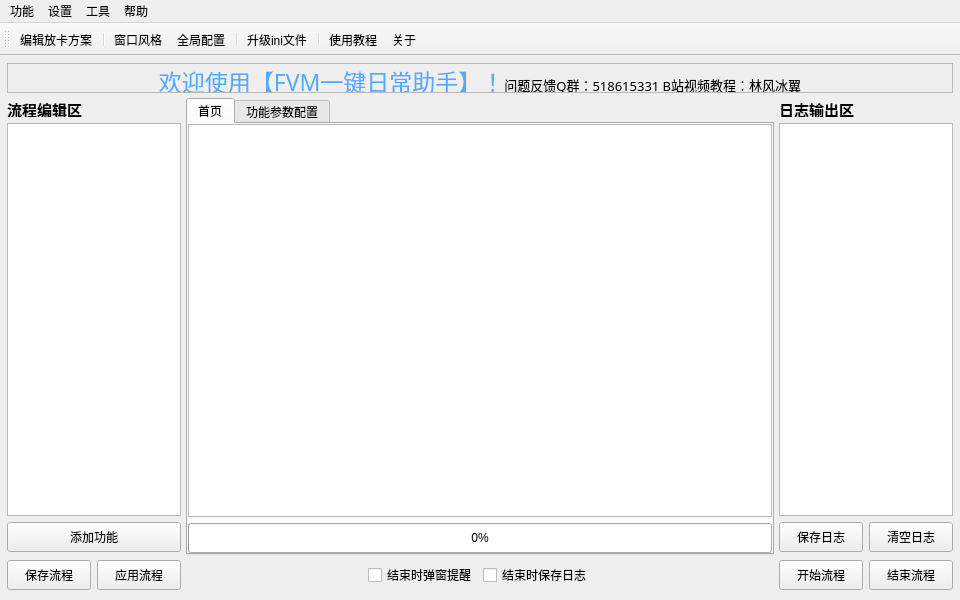
Old version of the form AppImplement/UIFiles/MyMainWindow.ui in the repository LinFeng-BingYi/FVM_Backstage_Assistant_LFBY.
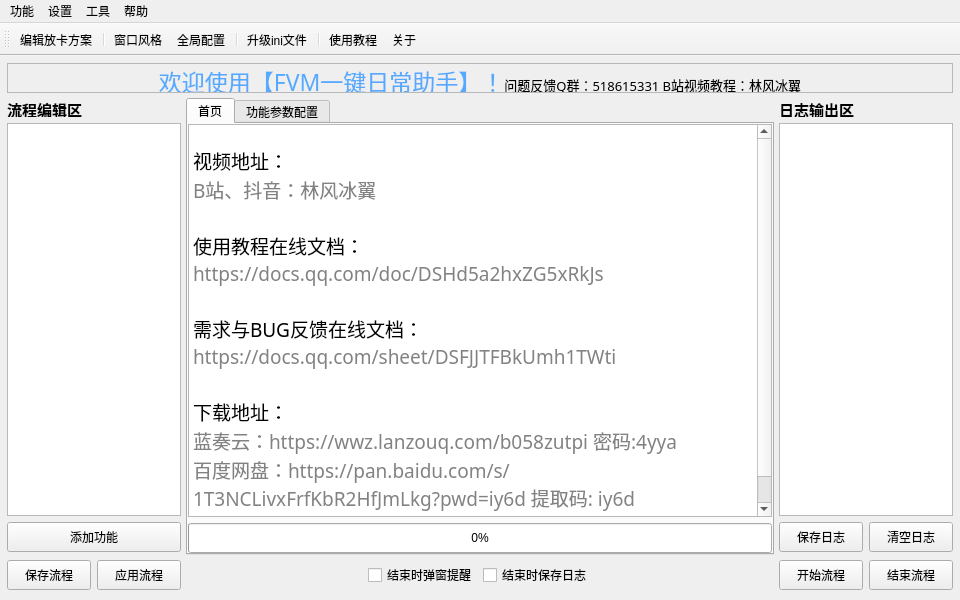
New version of the form. Custom widgets are drawn as their Qt base class.

Commit message: 新增主界面首页tab页的内容: 教程地址、下载地址; 修复[公会副本]功能点击创建房间后，会自动跳转美味岛导致两个账号区服不一致进而无法邀请2P的问题

```diff
--- a/AppImplement/UIFiles/MyMainWindow.ui
+++ b/AppImplement/UIFiles/MyMainWindow.ui
@@ -222,13 +222,44 @@
             <number>0</number>
            </property>
            <item>
-            <widget class="QPlainTextEdit" name="plainTextEdit_changelog">
+            <widget class="QTextEdit" name="textEdit_changelog">
              <property name="minimumSize">
               <size>
                <width>560</width>
                <height>0</height>
               </size>
              </property>
+             <property name="font">
+              <font>
+               <family>黑体</family>
+              </font>
+             </property>
+             <property name="readOnly">
+              <bool>true</bool>
+             </property>
+             <property name="html">
+              <string>&lt;!DOCTYPE HTML PUBLIC &quot;-//W3C//DTD HTML 4.0//EN&quot; &quot;http://www.w3.org/TR/REC-html40/strict.dtd&quot;&gt;
+&lt;html&gt;&lt;head&gt;&lt;meta name=&quot;qrichtext&quot; content=&quot;1&quot; /&gt;&lt;meta charset=&quot;utf-8&quot; /&gt;&lt;style type=&quot;text/css&quot;&gt;
+p, li { white-space: pre-wrap; }
+hr { height: 1px; border-width: 0; }
+li.unchecked::marker { content: &quot;\2610&quot;; }
+li.checked::marker { content: &quot;\2612&quot;; }
+&lt;/style&gt;&lt;/head&gt;&lt;body style=&quot; font-family:'黑体'; font-size:9pt; font-weight:400; font-style:normal;&quot;&gt;
+&lt;p style=&quot;-qt-paragraph-type:empty; margin-top:0px; margin-bottom:0px; margin-left:0px; margin-right:0px; -qt-block-indent:0; text-indent:0px; font-family:'仿宋';&quot;&gt;&lt;br /&gt;&lt;/p&gt;
+&lt;p style=&quot; margin-top:0px; margin-bottom:0px; margin-left:0px; margin-right:0px; -qt-block-indent:0; text-indent:0px;&quot;&gt;&lt;span style=&quot; font-family:'Microsoft YaHei UI'; font-size:14pt;&quot;&gt;视频地址：&lt;/span&gt;&lt;/p&gt;
+&lt;p style=&quot; margin-top:0px; margin-bottom:0px; margin-left:0px; margin-right:0px; -qt-block-indent:0; text-indent:0px;&quot;&gt;&lt;span style=&quot; font-family:'Microsoft YaHei UI'; font-size:14pt; color:#828282;&quot;&gt;B站、抖音：林风冰翼&lt;/span&gt;&lt;/p&gt;
+&lt;p style=&quot;-qt-paragraph-type:empty; margin-top:0px; margin-bottom:0px; margin-left:0px; margin-right:0px; -qt-block-indent:0; text-indent:0px; font-family:'Microsoft YaHei UI'; font-size:14pt;&quot;&gt;&lt;br /&gt;&lt;/p&gt;
+&lt;p style=&quot; margin-top:0px; margin-bottom:0px; margin-left:0px; margin-right:0px; -qt-block-indent:0; text-indent:0px;&quot;&gt;&lt;span style=&quot; font-family:'Microsoft YaHei UI'; font-size:14pt;&quot;&gt;使用教程在线文档：&lt;/span&gt;&lt;/p&gt;
+&lt;p style=&quot; margin-top:0px; margin-bottom:0px; margin-left:0px; margin-right:0px; -qt-block-indent:0; text-indent:0px;&quot;&gt;&lt;span style=&quot; font-family:'Microsoft YaHei UI'; font-size:14pt; color:#828282;&quot;&gt;https://docs.qq.com/doc/DSHd5a2hxZG5xRkJs&lt;/span&gt;&lt;/p&gt;
+&lt;p style=&quot;-qt-paragraph-type:empty; margin-top:0px; margin-bottom:0px; margin-left:0px; margin-right:0px; -qt-block-indent:0; text-indent:0px; font-family:'Microsoft YaHei UI'; font-size:14pt;&quot;&gt;&lt;br /&gt;&lt;/p&gt;
+&lt;p style=&quot; margin-top:0px; margin-bottom:0px; margin-left:0px; margin-right:0px; -qt-block-indent:0; text-indent:0px;&quot;&gt;&lt;span style=&quot; font-family:'Microsoft YaHei UI'; font-size:14pt;&quot;&gt;需求与BUG反馈在线文档：&lt;/span&gt;&lt;/p&gt;
+&lt;p style=&quot; margin-top:0px; margin-bottom:0px; margin-left:0px; margin-right:0px; -qt-block-indent:0; text-indent:0px;&quot;&gt;&lt;span style=&quot; font-family:'Microsoft YaHei UI'; font-size:14pt; color:#828282;&quot;&gt;https://docs.qq.com/sheet/DSFJJTFBkUmh1TWti&lt;/span&gt;&lt;/p&gt;
+&lt;p style=&quot;-qt-paragraph-type:empty; margin-top:0px; margin-bottom:0px; margin-left:0px; margin-right:0px; -qt-block-indent:0; text-indent:0px; font-family:'Microsoft YaHei UI'; font-size:14pt;&quot;&gt;&lt;br /&gt;&lt;/p&gt;
+&lt;p style=&quot; margin-top:0px; margin-bottom:0px; margin-left:0px; margin-right:0px; -qt-block-indent:0; text-indent:0px;&quot;&gt;&lt;span style=&quot; font-size:14pt;&quot;&gt;下载地址：&lt;/span&gt;&lt;/p&gt;
+&lt;p style=&quot; margin-top:0px; margin-bottom:0px; margin-left:0px; margin-right:0px; -qt-block-indent:0; text-indent:0px;&quot;&gt;&lt;span style=&quot; font-size:14pt; color:#828282;&quot;&gt;蓝奏云：https://wwz.lanzouq.com/b058zutpi 密码:4yya&lt;/span&gt;&lt;/p&gt;
+&lt;p style=&quot; margin-top:0px; margin-bottom:0px; margin-left:0px; margin-right:0px; -qt-block-indent:0; text-indent:0px;&quot;&gt;&lt;span style=&quot; font-size:14pt; color:#828282;&quot;&gt;百度网盘：https://pan.baidu.com/s/1T3NCLivxFrfKbR2HfJmLkg?pwd=iy6d 提取码: iy6d&lt;/span&gt;&lt;/p&gt;
+&lt;p style=&quot; margin-top:0px; margin-bottom:0px; margin-left:0px; margin-right:0px; -qt-block-indent:0; text-indent:0px;&quot;&gt;&lt;span style=&quot; font-size:14pt; color:#828282;&quot;&gt;QQ群文件：518615331&lt;/span&gt;&lt;/p&gt;&lt;/body&gt;&lt;/html&gt;</string>
+             </property>
             </widget>
            </item>
            <item>
```
The commit also changes 5 other files.
